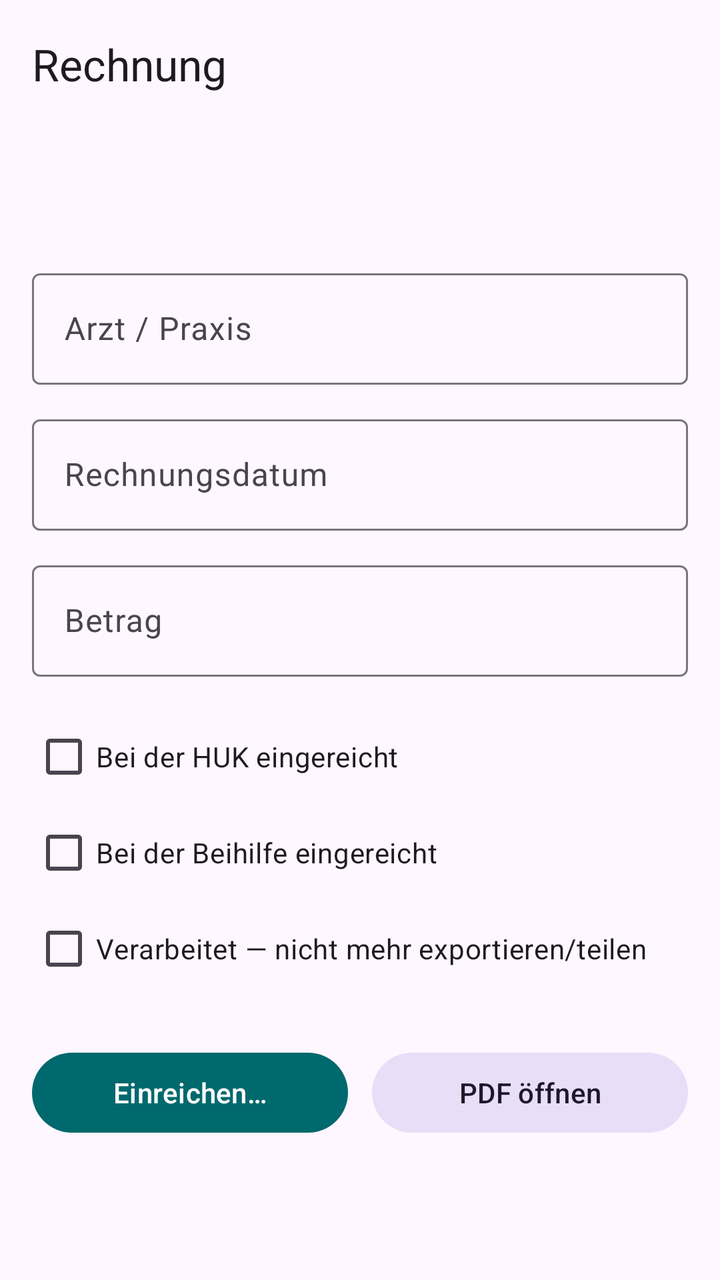
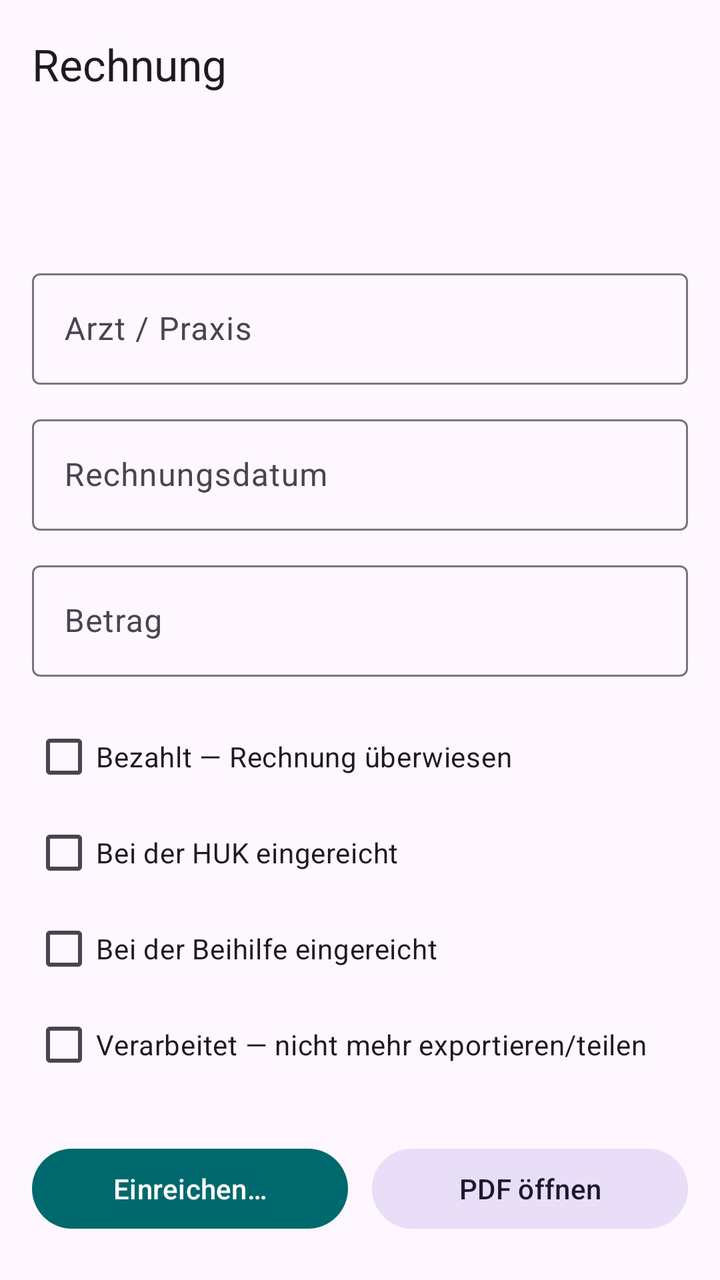

Compare the two renders of this Android layout. The source of the first and the diff that turns it into the second are given below.
<!-- AndroidManifest.xml: application theme Theme.Dill -->
<!-- res/layout/activity_detail.xml -->
<?xml version="1.0" encoding="utf-8"?>
<LinearLayout xmlns:android="http://schemas.android.com/apk/res/android"
    xmlns:app="http://schemas.android.com/apk/res-auto"
    android:layout_width="match_parent"
    android:layout_height="match_parent"
    android:orientation="vertical">

    <androidx.appcompat.widget.Toolbar
        android:id="@+id/toolbar"
        android:layout_width="match_parent"
        android:layout_height="?attr/actionBarSize"
        app:title="@string/detail_title" />

    <ScrollView
        android:layout_width="match_parent"
        android:layout_height="match_parent">

        <LinearLayout
            android:layout_width="match_parent"
            android:layout_height="wrap_content"
            android:orientation="vertical"
            android:padding="16dp">

            <TextView
                android:id="@+id/detail_status"
                android:layout_width="match_parent"
                android:layout_height="wrap_content"
                android:textAppearance="?attr/textAppearanceBodyMedium" />

            <TextView
                android:id="@+id/detail_scanned"
                android:layout_width="match_parent"
                android:layout_height="wrap_content"
                android:layout_marginBottom="16dp"
                android:textAppearance="?attr/textAppearanceBodySmall" />

            <com.google.android.material.textfield.TextInputLayout
                android:layout_width="match_parent"
                android:layout_height="wrap_content"
                android:hint="@string/label_doctor">

                <com.google.android.material.textfield.TextInputEditText
                    android:id="@+id/edit_doctor"
                    android:layout_width="match_parent"
                    android:layout_height="wrap_content"
                    android:inputType="textCapWords" />

            </com.google.android.material.textfield.TextInputLayout>

            <com.google.android.material.textfield.TextInputLayout
                android:layout_width="match_parent"
                android:layout_height="wrap_content"
                android:layout_marginTop="12dp"
                android:hint="@string/label_billing_date">

                <com.google.android.material.textfield.TextInputEditText
                    android:id="@+id/edit_date"
                    android:layout_width="match_parent"
                    android:layout_height="wrap_content"
                    android:cursorVisible="false"
                    android:focusable="false"
                    android:inputType="none" />

            </com.google.android.material.textfield.TextInputLayout>

            <com.google.android.material.textfield.TextInputLayout
                android:layout_width="match_parent"
                android:layout_height="wrap_content"
                android:layout_marginTop="12dp"
                android:hint="@string/label_amount"
                app:suffixText="€">

                <com.google.android.material.textfield.TextInputEditText
                    android:id="@+id/edit_amount"
                    android:layout_width="match_parent"
                    android:layout_height="wrap_content"
                    android:inputType="numberDecimal" />

            </com.google.android.material.textfield.TextInputLayout>

            <CheckBox
                android:id="@+id/check_huk"
                android:layout_width="match_parent"
                android:layout_height="wrap_content"
                android:layout_marginTop="16dp"
                android:text="@string/label_sent_huk" />

            <CheckBox
                android:id="@+id/check_beihilfe"
                android:layout_width="match_parent"
                android:layout_height="wrap_content"
                android:text="@string/label_sent_beihilfe" />

            <CheckBox
                android:id="@+id/check_processed"
                android:layout_width="match_parent"
                android:layout_height="wrap_content"
                android:text="@string/label_processed" />

            <LinearLayout
                android:layout_width="match_parent"
                android:layout_height="wrap_content"
                android:layout_marginTop="24dp"
                android:orientation="horizontal">

                <Button
                    android:id="@+id/button_share"
                    android:layout_width="0dp"
                    android:layout_height="wrap_content"
                    android:layout_weight="1"
                    android:text="@string/action_share" />

                <Button
                    android:id="@+id/button_open_pdf"
                    style="@style/Widget.Material3.Button.TonalButton"
                    android:layout_width="0dp"
                    android:layout_height="wrap_content"
                    android:layout_marginStart="12dp"
                    android:layout_weight="1"
                    android:text="@string/action_open_pdf" />

            </LinearLayout>

        </LinearLayout>

    </ScrollView>

</LinearLayout>
<!-- resources referenced by this layout -->
<resources>
  <string name="action_open_pdf">PDF öffnen</string>
  <string name="action_share">Einreichen…</string>
  <string name="detail_title">Rechnung</string>
  <string name="label_amount">Betrag</string>
  <string name="label_billing_date">Rechnungsdatum</string>
  <string name="label_doctor">Arzt / Praxis</string>
  <string name="label_processed">Verarbeitet — nicht mehr exportieren/teilen</string>
  <string name="label_sent_beihilfe">Bei der Beihilfe eingereicht</string>
  <string name="label_sent_huk">Bei der HUK eingereicht</string>
  <style name="Theme.Dill" parent="Theme.Material3.DayNight.NoActionBar">
          <item name="colorPrimary">@color/primary</item>
          <item name="colorOnPrimary">@color/on_primary</item>
      </style>
  <color name="primary">#FF00696D</color>
  <color name="on_primary">#FFFFFFFF</color>
</resources>

<!-- the commit's change to res/layout/activity_detail.xml (unified diff, before → after) -->
@@ -79,10 +79,16 @@
             </com.google.android.material.textfield.TextInputLayout>
 
             <CheckBox
+                android:id="@+id/check_paid"
+                android:layout_width="match_parent"
+                android:layout_height="wrap_content"
+                android:layout_marginTop="16dp"
+                android:text="@string/label_paid" />
+
+            <CheckBox
                 android:id="@+id/check_huk"
                 android:layout_width="match_parent"
                 android:layout_height="wrap_content"
-                android:layout_marginTop="16dp"
                 android:text="@string/label_sent_huk" />
 
             <CheckBox
<!-- resource entries referenced after the edit -->
@@ -6,6 +6,7 @@
   <string name="label_amount">Betrag</string>
   <string name="label_billing_date">Rechnungsdatum</string>
   <string name="label_doctor">Arzt / Praxis</string>
+  <string name="label_paid">Bezahlt — Rechnung überwiesen</string>
   <string name="label_processed">Verarbeitet — nicht mehr exportieren/teilen</string>
   <string name="label_sent_beihilfe">Bei der Beihilfe eingereicht</string>
   <string name="label_sent_huk">Bei der HUK eingereicht</string>
